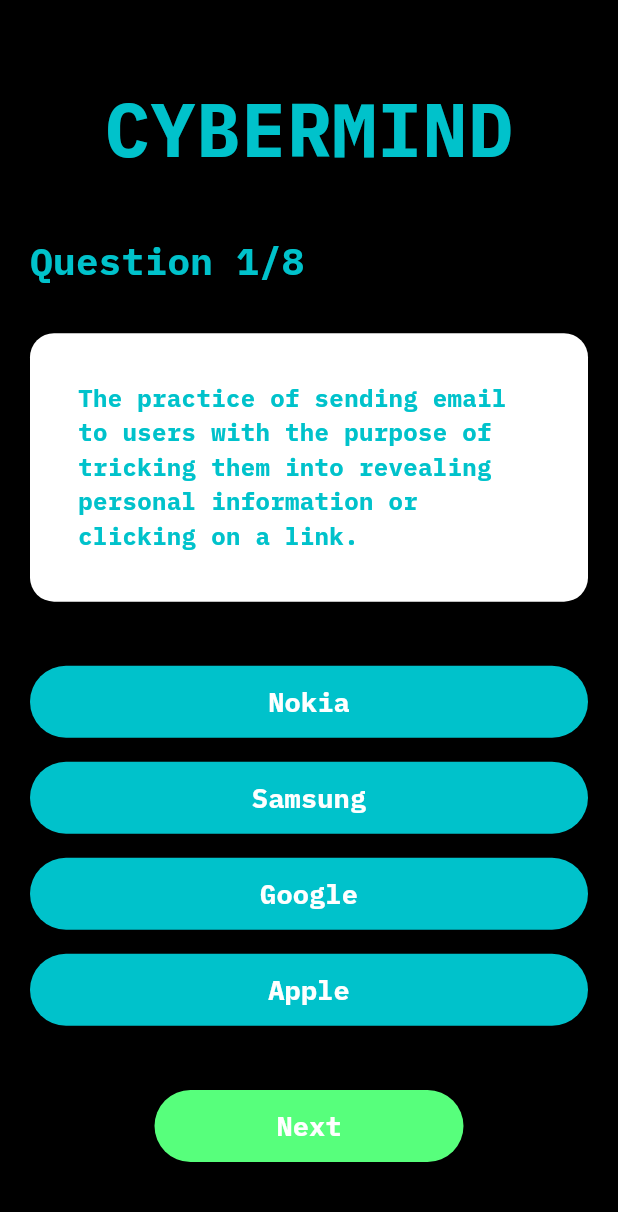
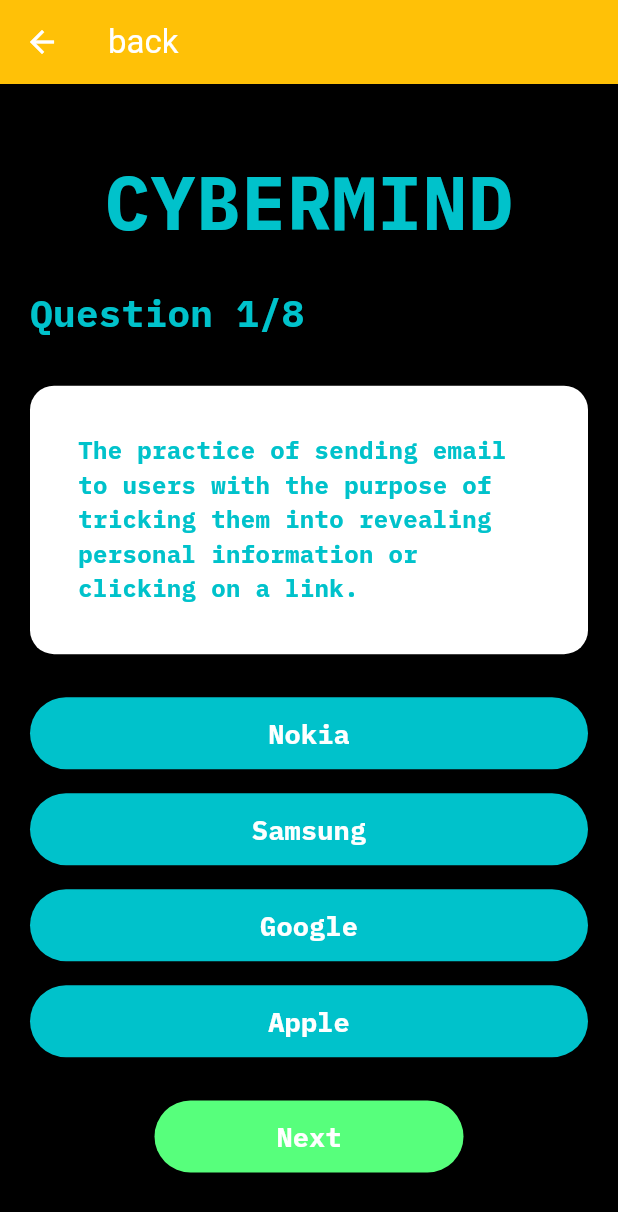
Before and after one commit to dcdeers/cbmprot, a Flutter app: the QuizScreen screen opened directly, on a phone screen of 412 x 824 dp. Shown: the top 1212 px of the screen. Run offline on Flutter 3.47's test engine with Material 3 defaults, Android fonts, the phone set to English and light mode, and no system bars; our stand-ins replace line_awesome_flutter.

Commit message:
new update 7 learn screen

```diff
--- a/cbmprot/lib/quiz_screen.dart
+++ b/cbmprot/lib/quiz_screen.dart
@@ -1,55 +1,275 @@
+// import 'package:cbmprot/question_model.dart';
+// import 'package:flutter/material.dart';
+
+
+// class QuizScreen extends StatefulWidget {
+
+//   @override
+//   State<QuizScreen> createState() => _QuizScreenState();
+// }
+
+// class _QuizScreenState extends State<QuizScreen> {
+
+//   //define datas
+
+//   List<Question> questionList = getQuestions();
+//   int currentQuestionIndex = 0;
+//   int score = 0;
+
+//   Answer? selectedAnswer;
+
+
+//   @override
+//   Widget build(BuildContext context) {
+//     return Scaffold(
+//       backgroundColor: const Color.fromARGB(255, 0, 0, 0),
+//       body: Container(
+//         margin: const EdgeInsets.symmetric(horizontal: 20, vertical: 32),
+//         child: Column(
+//           mainAxisAlignment: MainAxisAlignment.spaceAround,children: [
+//           const Text(
+//             "CYBERMIND",
+//             style: TextStyle(
+//               color: Color.fromRGBO(0, 194, 203, 100),
+//               fontSize: 50,
+//               fontFamily: 'IBMPlexMono'
+//             ),
+//           ),
+//           _questionWidget(),
+//           _answerList(),
+//           _nextButton(),
+//         ]),
+//       ),
+//     );
+//   }
+
+
+
+//   _questionWidget(){
+//     return Column(
+//       crossAxisAlignment: CrossAxisAlignment.start,
+//       mainAxisAlignment: MainAxisAlignment.center,
+
+//       children: [
+//         Text(
+//           "Question ${currentQuestionIndex + 1}/${questionList.length.toString()}",
+//           style: const TextStyle(
+//           color: Color.fromRGBO(0, 194, 203, 100),
+//           fontSize: 25,
+//           fontFamily: 'IBMPlexMono',
+//           fontWeight: FontWeight.w600,
+//         ),
+//       ),
+//       const SizedBox(height: 30),
+
+//       Container(
+//         alignment: Alignment.center,
+//         width: double.infinity,
+//         padding: const EdgeInsets.all(32),
+//         decoration: BoxDecoration(
+//           color: Colors.white,
+//           borderRadius:  BorderRadius.circular(16),
+//         ),
+
+//         child: Text(
+//           questionList[currentQuestionIndex].questionText,
+//           style: const TextStyle(
+//           color: Color.fromRGBO(0, 194, 203, 100),
+//           fontSize: 16,
+//           fontFamily: 'IBMPlexMono',
+//           fontWeight: FontWeight.w600,
+//           )
+//         )
+//       ),
+//       ],
+//     );
+//   }
+
+
+//   _answerList(){
+//         return Column(
+//       children: questionList[currentQuestionIndex]
+//       .answersList
+//       .map(
+//         (e) => _answerButton(e),
+//       )
+//       .toList(),
+//     );
+//   }
+
+//   Widget _answerButton(Answer answer) {
+//   bool isSelected = answer == selectedAnswer;
+
+//   return Container(
+//     width: double.infinity,
+//     margin: const EdgeInsets.symmetric(vertical: 8),
+//     height: 48,
+
+//     child: ElevatedButton(
+//       child: Text(
+//         answer.answerText,
+//         style: TextStyle(
+//           fontFamily: 'IBMPlexMono', // Set your custom font family
+//           fontSize: 18,             // Optionally adjust the font size
+//           color: isSelected ? Colors.black : Colors.white, // Text color based on selection
+//         ),
+//       ),
+
+//       style: ElevatedButton.styleFrom(
+//         foregroundColor: isSelected ? Colors.black : Colors.white,
+//         backgroundColor: isSelected ? Colors.white : Color.fromRGBO(0, 194, 203, 100),
+//         shape: const StadiumBorder(),
+//         fixedSize: const Size(120, 40),
+//       ),
+
+//       onPressed: () {
+
+//         if (selectedAnswer == null) {
+//           if (answer.isCorrect) {
+//             score++;
+//           }
+
+//           setState(() {
+//             selectedAnswer = answer;
+//           });
+//         }
+
+//       },
+//     ),
+//   );
+// }
+
+//  _nextButton() {
+//   bool isLastQuestion = false;
+
+//   if (currentQuestionIndex == questionList.length - 1) {
+//     isLastQuestion = true;
+//   }
+
+//   return Container(
+//     width: MediaQuery.of(context).size.width * 0.5,
+//     height: 48,
+//     child: ElevatedButton(
+//       child: Text(
+//         isLastQuestion ? "Submit" : "Next",
+//         style: TextStyle(
+//           fontFamily: 'IBMPlexMono', // Use your custom font family here
+//           fontSize: 18,             // Adjust the font size if needed
+//           color: Colors.white,       // Text color
+//         ),
+//       ),
+//       style: ElevatedButton.styleFrom(
+//         foregroundColor: Colors.white,
+//         backgroundColor: Color.fromRGBO(87, 255, 124, 100),
+//         shape: const StadiumBorder(),
+//       ),
+//       onPressed: () {
+//         if (isLastQuestion) {
+//           // Display score
+//           showDialog(context: context, builder: (_) => _showScoreDialog());
+//         } else {
+//           // Move to the next question
+//           setState(() {
+//             selectedAnswer = null;
+//             currentQuestionIndex++;
+//           });
+//         }
+//       },
+//     ),
+//   );
+// }
+
+//   _showScoreDialog(){
+//     bool isPassed = false;
+
+//     if (score >= questionList.length * 0.5){
+
+//       //pass if 50 %
+//       isPassed = true;
+
+//     }
+
+//     String title = isPassed ? "You've Passed" : "You've Failed";
+
+//     return AlertDialog(
+//       title: Text(title + "| Score is $score",
+//       style: TextStyle(color: isPassed ? Colors.green : Colors.redAccent),
+//       ),
+
+//       content: ElevatedButton(child: const Text("Restart"),
+
+//       onPressed: () {
+//         Navigator.pop(context);
+
+//         setState(() {
+
+//           currentQuestionIndex = 0;
+//           score = 0;
+//           selectedAnswer = null;
+
+//         });
+
+//       },
+//       ),
+//     );
+//   }
+// }
+
 import 'package:cbmprot/question_model.dart';
 import 'package:flutter/material.dart';
 
-
 class QuizScreen extends StatefulWidget {
-
   @override
   State<QuizScreen> createState() => _QuizScreenState();
 }
 
 class _QuizScreenState extends State<QuizScreen> {
-
-  //define datas
-
+  // Define data
   List<Question> questionList = getQuestions();
   int currentQuestionIndex = 0;
   int score = 0;
-
   Answer? selectedAnswer;
-
 
   @override
   Widget build(BuildContext context) {
     return Scaffold(
+      appBar: AppBar(
+        title: const Text('back'),
+        foregroundColor: Colors.white,
+        backgroundColor: Colors.amber, // Customize as needed
+        leading: BackButton(
+
+          onPressed: () {
+            Navigator.pop(context); // Go back to the previous screen
+          },
+        ),
+      ),
       backgroundColor: const Color.fromARGB(255, 0, 0, 0),
       body: Container(
         margin: const EdgeInsets.symmetric(horizontal: 20, vertical: 32),
         child: Column(
-          mainAxisAlignment: MainAxisAlignment.spaceAround,children: [
+          mainAxisAlignment: MainAxisAlignment.spaceAround,
+          children: [
             const Text(
               "CYBERMIND",
               style: TextStyle(
                   color: Color.fromRGBO(0, 194, 203, 100),
                   fontSize: 50,
-              fontFamily: 'IBMPlexMono'
-            ),
+                  fontFamily: 'IBMPlexMono'),
             ),
             _questionWidget(),
             _answerList(),
             _nextButton(),
-        ]),
+          ],
+        ),
       ),
     );
   }
 
-
-
-  _questionWidget(){
+  _questionWidget() {
     return Column(
       crossAxisAlignment: CrossAxisAlignment.start,
       mainAxisAlignment: MainAxisAlignment.center,
-
       children: [
         Text(
           "Question ${currentQuestionIndex + 1}/${questionList.length.toString()}",
@@ -61,16 +281,14 @@
           ),
         ),
         const SizedBox(height: 30),
-
         Container(
           alignment: Alignment.center,
           width: double.infinity,
           padding: const EdgeInsets.all(32),
           decoration: BoxDecoration(
             color: Colors.white,
-          borderRadius:  BorderRadius.circular(16),
+            borderRadius: BorderRadius.circular(16),
           ),
-
           child: Text(
             questionList[currentQuestionIndex].questionText,
             style: const TextStyle(
@@ -78,15 +296,14 @@
               fontSize: 16,
               fontFamily: 'IBMPlexMono',
               fontWeight: FontWeight.w600,
-          )
-        )
+            ),
+          ),
         ),
       ],
     );
   }
 
-
-  _answerList(){
+  _answerList() {
     return Column(
       children: questionList[currentQuestionIndex]
           .answersList
@@ -104,26 +321,22 @@
       width: double.infinity,
       margin: const EdgeInsets.symmetric(vertical: 8),
       height: 48,
-
       child: ElevatedButton(
         child: Text(
           answer.answerText,
           style: TextStyle(
-          fontFamily: 'IBMPlexMono', // Set your custom font family
-          fontSize: 18,             // Optionally adjust the font size
-          color: isSelected ? Colors.black : Colors.white, // Text color based on selection
+            fontFamily: 'IBMPlexMono',
+            fontSize: 18,
+            color: isSelected ? Colors.black : Colors.white,
           ),
         ),
-
         style: ElevatedButton.styleFrom(
           foregroundColor: isSelected ? Colors.black : Colors.white,
           backgroundColor: isSelected ? Colors.white : Color.fromRGBO(0, 194, 203, 100),
           shape: const StadiumBorder(),
           fixedSize: const Size(120, 40),
         ),
-
         onPressed: () {
-
           if (selectedAnswer == null) {
             if (answer.isCorrect) {
               score++;
@@ -133,91 +346,13 @@
               selectedAnswer = answer;
             });
           }
-
         },
       ),
     );
   }
 
-  // Widget _answerButton(Answer answer){
-
-  //   bool isSelected = answer == selectedAnswer;
-
-  //   return Container(
-  //     width: double.infinity,
-  //     margin: const EdgeInsets.symmetric(vertical: 8),
-  //     height: 48,
-  //     child: ElevatedButton(
-  //       child: Text(answer.answerText),
-
-  //       style: ElevatedButton.styleFrom(
-  //         foregroundColor: isSelected ? Colors.black : Colors.white , backgroundColor: isSelected ? Colors.white : Color.fromRGBO(0, 194, 203, 100),
-  //          shape: const StadiumBorder(), fixedSize: Size(120, 40),
-  //       ),
-
-  //         onPressed: (){
-
-  //           if(selectedAnswer == null){
-  //             if(answer.isCorrect){
-  //               score++;
-  //             }
-
-  //             setState(() {
-  //             selectedAnswer = answer;
-  //             });
-
-  //           }
-
-
-  //         },
-  //     ),
-  //   );
-
-  // }
-
-  // _nextButton(){
-
-  //    bool isLastQuestion = false;
-
-  //    if (currentQuestionIndex == questionList.length - 1) {
-  //     isLastQuestion = true;
-  //     }
-
-  //   return Container(
-  //     width: MediaQuery.of(context).size.width * 0.5,
-  //     height: 48,
-  //     child: ElevatedButton(
-  //       child: Text(isLastQuestion ? "Submit" : "Next"),
-  //       style: ElevatedButton.styleFrom(
-  //         foregroundColor: Colors.white, backgroundColor: Color.fromRGBO(87, 255, 124, 100), shape: const StadiumBorder(),
-  //       ),
-  //       onPressed: (){
-
-  //         if(isLastQuestion){
-  //           //disp score
-
-  //           showDialog(context: context, builder: (_) => _showScoreDialog());
-  //         }else{
-  //           //nest ques
-
-  //           setState(() {
-  //             selectedAnswer = null;
-  //             currentQuestionIndex++;
-
-  //           });
-  //         }
-
-  //       },
-  //       ),
-  //   );
-  // }
-
   _nextButton() {
-  bool isLastQuestion = false;
-
-  if (currentQuestionIndex == questionList.length - 1) {
-    isLastQuestion = true;
-  }
+    bool isLastQuestion = currentQuestionIndex == questionList.length - 1;
 
     return Container(
       width: MediaQuery.of(context).size.width * 0.5,
@@ -226,9 +361,9 @@
         child: Text(
           isLastQuestion ? "Submit" : "Next",
           style: TextStyle(
-          fontFamily: 'IBMPlexMono', // Use your custom font family here
-          fontSize: 18,             // Adjust the font size if needed
-          color: Colors.white,       // Text color
+            fontFamily: 'IBMPlexMono',
+            fontSize: 18,
+            color: Colors.white,
           ),
         ),
         style: ElevatedButton.styleFrom(
@@ -252,39 +387,27 @@
     );
   }
 
-  _showScoreDialog(){
-    bool isPassed = false;
-
-    if (score >= questionList.length * 0.5){
-
-      //pass if 50 %
-      isPassed = true;
-
-    }
+  _showScoreDialog() {
+    bool isPassed = score >= questionList.length * 0.5;
 
     String title = isPassed ? "You've Passed" : "You've Failed";
 
     return AlertDialog(
-      title: Text(title + "| Score is $score",
+      title: Text(
+        title + "| Score is $score",
         style: TextStyle(color: isPassed ? Colors.green : Colors.redAccent),
       ),
-
-      content: ElevatedButton(child: const Text("Restart"),
-
+      content: ElevatedButton(
+        child: const Text("Restart"),
         onPressed: () {
           Navigator.pop(context);
-
           setState(() {
-
             currentQuestionIndex = 0;
             score = 0;
             selectedAnswer = null;
-
           });
-
         },
       ),
     );
   }
-
 }
```
Also changed, not shown: cbmprot/lib/screens/home.dart (+20 -1 lines), cbmprot/lib/screens/learnscrn.dart (added, +30 -0 lines). Lines whose indentation alone changed are shown as unchanged.
